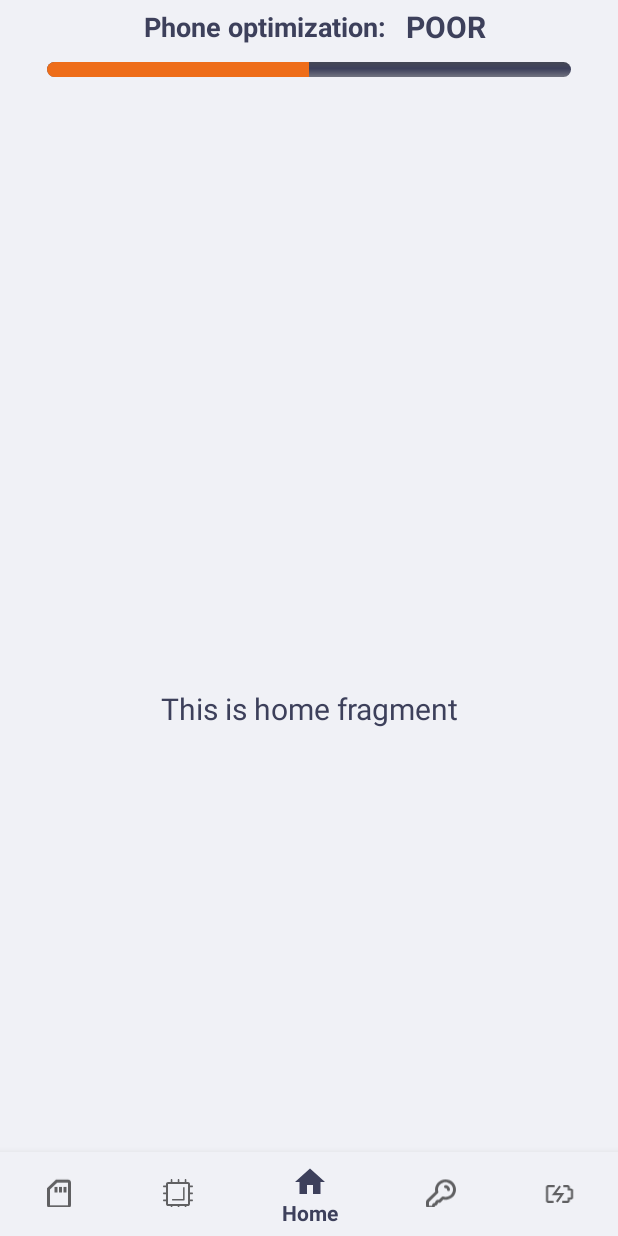
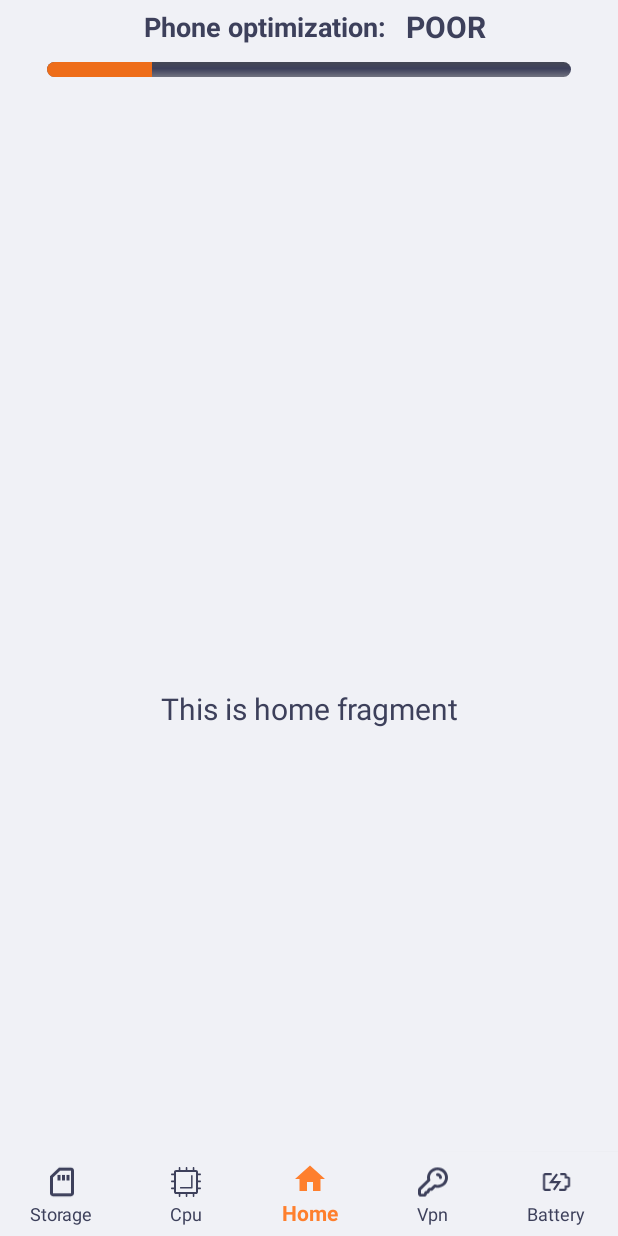
Before and after one commit to theeeia/CleanBoost, an Android app: the screen it shows after launch (MainActivity), on a phone screen of 412 x 824 dp. Run offline under Robolectric (Android 15) with nearby library versions, the phone set to English and light mode, and no system bars; our stand-ins replace navigation-ui.

Commit message:
Bottom navigator style edit according to Figma

```diff
--- a/app/build.gradle
+++ b/app/build.gradle
@@ -8,7 +8,7 @@ android {
 
     defaultConfig {
         applicationId "com.example.cleanboost"
-        minSdkVersion 16
+        minSdkVersion 21
         targetSdkVersion 30
         versionCode 1
         versionName "1.0"
--- a/app/src/main/java/com/example/cleanboost/MainActivity.java
+++ b/app/src/main/java/com/example/cleanboost/MainActivity.java
@@ -43,7 +43,7 @@ public class MainActivity extends AppCompatActivity {
 
         ProgressBar simpleProgressBar=(ProgressBar) findViewById(R.id.simpleProgressBar); // initiate the progress bar
         simpleProgressBar.setMax(100); // 100 maximum value for the progress bar
-        simpleProgressBar.setProgress(50); // 50 default progress value for the progress bar
+        simpleProgressBar.setProgress(20); // 50 default progress value for the progress bar
 
     }
 
--- /dev/null
+++ b/app/src/main/res/color/color_selected_bottomnav.xml
@@ -0,0 +1,5 @@
+<?xml version="1.0" encoding="utf-8"?>
+<selector xmlns:android="http://schemas.android.com/apk/res/android">
+    <item android:state_checked="true" android:color="@color/activePrimary" />
+    <item android:state_checked="false" android:color="@color/primaryColor"/>
+</selector>
--- a/app/src/main/res/layout/activity_main.xml
+++ b/app/src/main/res/layout/activity_main.xml
@@ -8,12 +8,12 @@
 
     <com.google.android.material.bottomnavigation.BottomNavigationView
         android:id="@+id/nav_view"
+        style="@style/BottomNavigation"
         android:layout_width="0dp"
         android:layout_height="wrap_content"
-        android:layout_marginStart="0dp"
-        android:layout_marginEnd="0dp"
-        android:background="?android:attr/windowBackground"
+        app:elevation="1dp"
         app:layout_constraintBottom_toBottomOf="parent"
+        app:layout_constraintHorizontal_bias="0.0"
         app:layout_constraintLeft_toLeftOf="parent"
         app:layout_constraintRight_toRightOf="parent"
         app:menu="@menu/bottom_nav_menu" />
@@ -25,9 +25,11 @@
         android:layout_height="match_parent"
         app:defaultNavHost="true"
         app:layout_constraintBottom_toTopOf="@id/nav_view"
+        app:layout_constraintHorizontal_bias="0.0"
         app:layout_constraintLeft_toLeftOf="parent"
         app:layout_constraintRight_toRightOf="parent"
         app:layout_constraintTop_toTopOf="parent"
+        app:layout_constraintVertical_bias="0"
         app:navGraph="@navigation/mobile_navigation" />
 
 </androidx.constraintlayout.widget.ConstraintLayout>
--- a/app/src/main/res/values/colors.xml
+++ b/app/src/main/res/values/colors.xml
@@ -11,6 +11,7 @@
 
     <color name="primaryColor">#3D405B</color>
     <color name="background">#F0F1F6</color>
+    <color name="activePrimary">#FE7F2D</color>
 
 
 
--- /dev/null
+++ b/app/src/main/res/values/integers.xml
@@ -0,0 +1,4 @@
+<resources>
+    <integer name="visibility_true">1</integer>
+    <integer name="visibility_false">0</integer>
+</resources>
--- /dev/null
+++ b/app/src/main/res/values/styles.xml
@@ -0,0 +1,12 @@
+<?xml version="1.0" encoding="utf-8"?>
+
+<resources>
+    <style name="BottomNavigation">
+        <item name="android:background">@color/background</item>
+        <item name="itemTextColor">@color/color_selected_bottomnav</item>
+        <item name="itemIconTint">@color/color_selected_bottomnav</item>
+        <item name="labelVisibilityMode">labeled</item>
+        <item name="itemRippleColor">@android:color/transparent</item>
+        <item name="itemBackground">@android:color/transparent</item>
+    </style>
+</resources>
```
